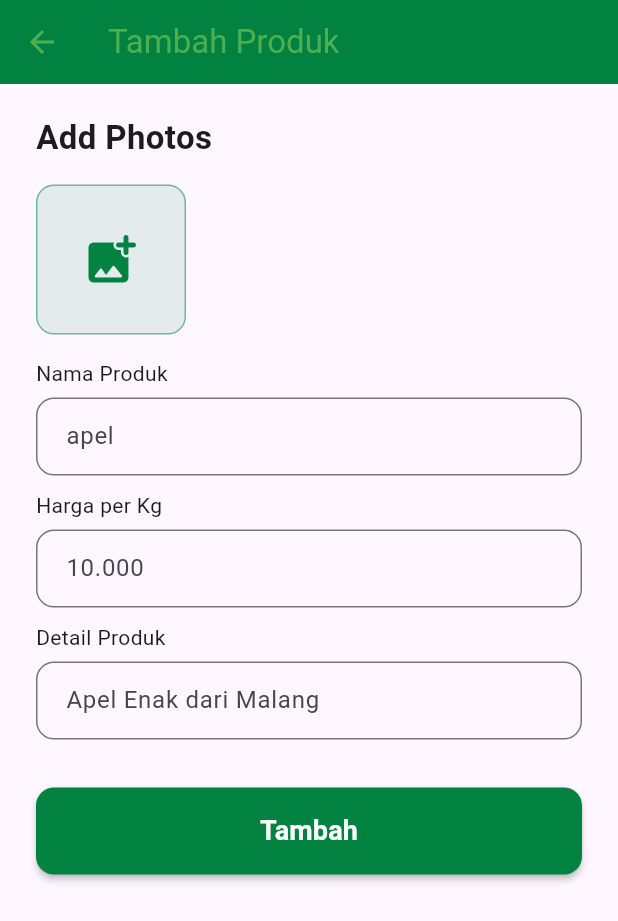
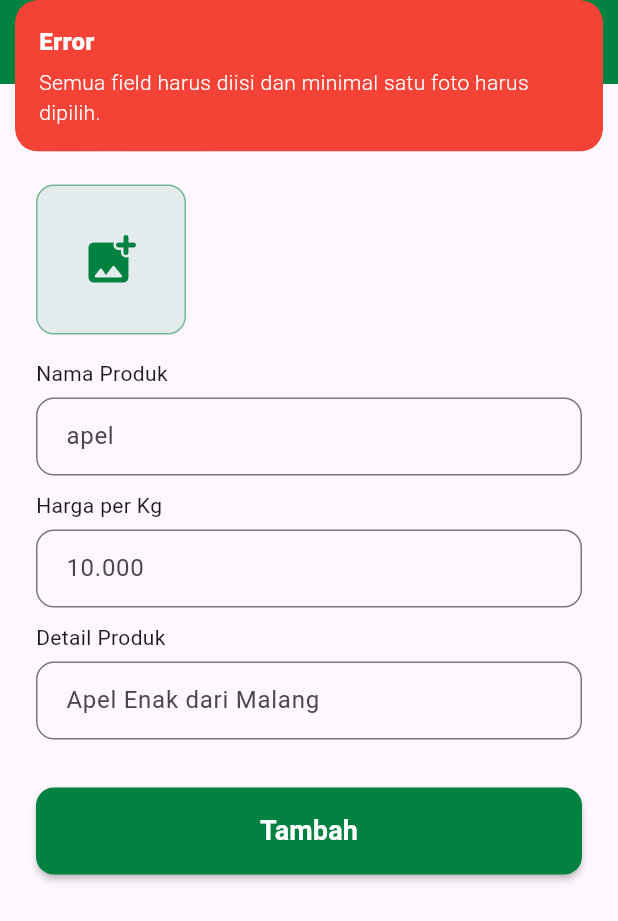
Before and after one commit to ArdhikaRizki/ProjectGemastik, a Flutter app: the addCatalogView screen opened by its route, after a tap on "Tambah", on a phone screen of 412 x 824 dp. Shown: the top 921 px of the screen. Run offline on Flutter 3.47's test engine with Material 3 defaults, Android fonts, the phone set to English and light mode, and no system bars; our stand-ins replace carousel_slider, cloud_firestore, firebase_auth, firebase_core, get, image_picker and 1 more; missing offline and left inert: dart:ffi; accounts and stored records are empty.

Commit message:
error handling

```diff
--- a/lib/page_petani/add_catalog_petani/addCatalogView.dart
+++ b/lib/page_petani/add_catalog_petani/addCatalogView.dart
@@ -161,6 +161,19 @@ class addCatalogView extends StatelessWidget {
               width: double.infinity,
               child: ElevatedButton(
                 onPressed: () async {
+                  if (controller.selectedImages.isEmpty ||
+                      nameC.text.isEmpty ||
+                      descC.text.isEmpty ||
+                      priceC.text.isEmpty
+                  ) {
+                    Get.snackbar(
+                      "Error",
+                      "Semua field harus diisi dan minimal satu foto harus dipilih.",
+                      backgroundColor: Colors.red,
+                      colorText: Colors.white,
+                    );
+                    return;
+                  }
                   final imageUrls = await controller.uploadImages();
                   controller.addProductToFirestore(
                     name: nameC.text,
```
